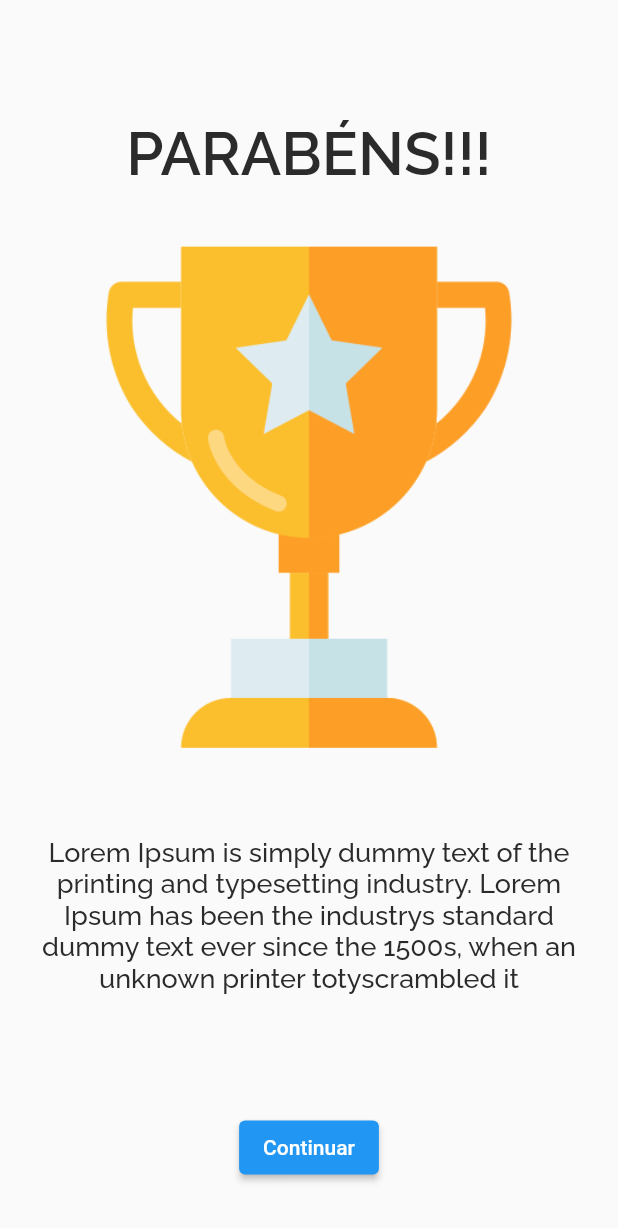
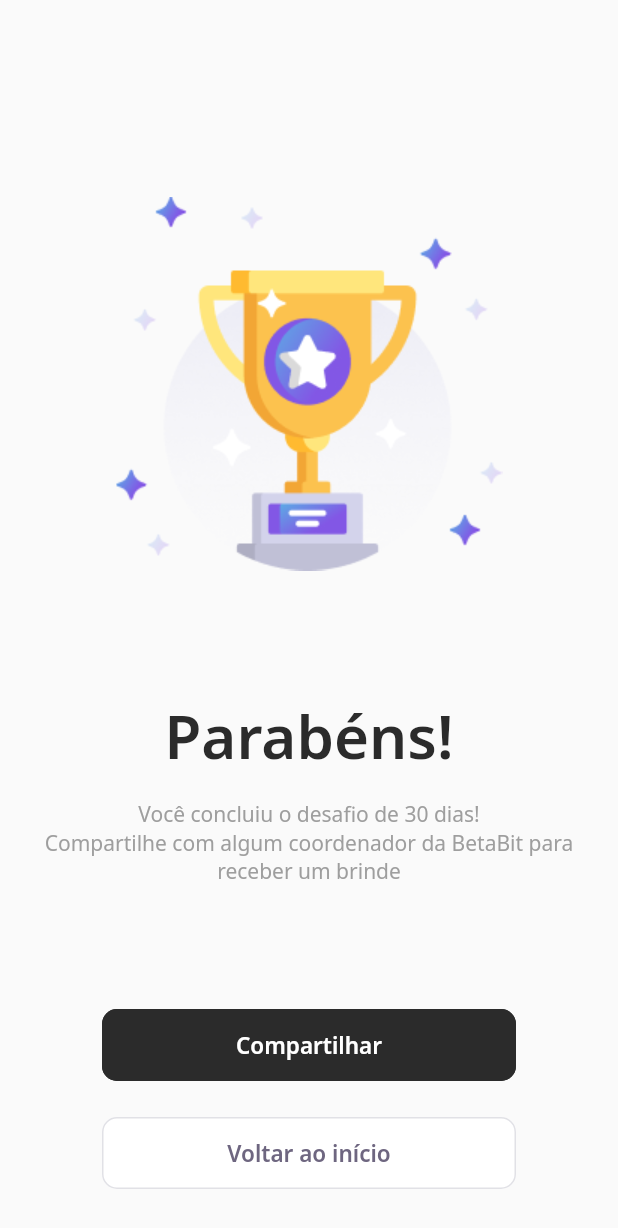
Before and after one commit to thiago1591/Beta_Fit, a Flutter app: the CongratulationPage screen opened directly, on a phone screen of 412 x 824 dp. Shown: the top 1228 px of the screen. Run offline on Flutter 3.47's test engine with Material 2 defaults, Android fonts, the phone set to English and light mode, and no system bars; our stand-ins replace cloud_firestore, firebase_core, firebase_storage, google_fonts, google_sign_in, image_cropper and 3 more; accounts and stored records are empty.

Commit message:
Changing congrats page frontend

```diff
--- a/lib/congratulation/congratulation_page.dart
+++ b/lib/congratulation/congratulation_page.dart
@@ -1,5 +1,8 @@
+import 'package:flutter/material.dart';
+import 'package:share_plus/share_plus.dart';
 import 'package:debate_place_flutter/core/app_text_styles.dart';
-import 'package:flutter/material.dart';
+
+import 'next_button/next_button_widget.dart';
 
 class CongratulationPage extends StatelessWidget {
   const CongratulationPage({Key? key}) : super(key: key);
@@ -8,40 +11,69 @@ class CongratulationPage extends StatelessWidget {
   Widget build(BuildContext context) {
     return Scaffold(
       body: Container(
+        width: double.maxFinite,
+        padding: EdgeInsets.only(top: 100),
         child: Column(
-          mainAxisAlignment: MainAxisAlignment.center,
+          mainAxisAlignment: MainAxisAlignment.spaceAround,
+          crossAxisAlignment: CrossAxisAlignment.center,
           children: [
-            Expanded(child: Text('')),
-            Text(
-              'PARABÉNS!!!',
-              style: AppTextStyles.congratsTitle,
-            ),
+            Image.asset('assets/images/trofeu2.png'),
             Padding(
-              padding: EdgeInsets.all(8),
-              child: Image.asset('assets/images/trofeu.png'),
-            ),
-            SizedBox(
-              height: 20,
-            ),
-            Container(
-              padding: EdgeInsets.symmetric(horizontal: 15),
+              padding: const EdgeInsets.all(20),
               child: Column(
                 children: [
                   Text(
-                    'Lorem Ipsum is simply dummy text of the printing and typesetting industry. Lorem Ipsum has been the industrys standard dummy text ever since the 1500s, when an unknown printer totyscrambled it',
-                    style: AppTextStyles.uploadSubtitle,
+                    "Parabéns!",
+                    style: AppTextStyles.congratsTitle,
+                  ),
+                  SizedBox(
+                    height: 16,
+                  ),
+                  Text(
+                    "Você concluiu o desafio de 30 dias!",
+                    style: AppTextStyles.congratsTxt,
                     textAlign: TextAlign.center,
                   ),
+                  Text(
+                    "Compartilhe com algum coordenador da BetaBit para receber um brinde",
+                    style: AppTextStyles.congratsTxt,
+                    textAlign: TextAlign.center,
+                  )
                 ],
               ),
             ),
-            Expanded(child: Text('')),
-            Padding(
-                padding: const EdgeInsets.only(bottom: 35),
-                child: ElevatedButton(
-                  onPressed: () {},
-                  child: Text('Continuar'),
-                ))
+            Column(
+              children: [
+                Row(
+                  children: [
+                    Expanded(
+                        child: Padding(
+                      padding: const EdgeInsets.symmetric(horizontal: 68),
+                      child: NextButtonWidget.purple(
+                          label: "Compartilhar",
+                          onTap: () {
+                            Share.share(
+                                'BetaFit - O usuário teste acaba de completar 30 imagens enviadas, concluindo o desafio com sucesso!');
+                          }),
+                    )),
+                  ],
+                ),
+                SizedBox(height: 24),
+                Row(
+                  children: [
+                    Expanded(
+                        child: Padding(
+                      padding: const EdgeInsets.symmetric(horizontal: 68),
+                      child: NextButtonWidget.white(
+                          label: "Voltar ao início",
+                          onTap: () {
+                            Navigator.pop(context);
+                          }),
+                    )),
+                  ],
+                ),
+              ],
+            )
           ],
         ),
       ),
--- /dev/null
+++ b/lib/congratulation/next_button/next_button_widget.dart
@@ -0,0 +1,71 @@
+import 'package:debate_place_flutter/core/core.dart';
+import 'package:debate_place_flutter/core/app_colors.dart';
+import 'package:flutter/material.dart';
+import 'package:google_fonts/google_fonts.dart';
+
+class NextButtonWidget extends StatelessWidget {
+  final String label;
+  final Color backgroundColor;
+  final Color fontColor;
+  final Color borderColor;
+  final VoidCallback onTap;
+  NextButtonWidget({
+    required this.label,
+    required this.backgroundColor,
+    required this.fontColor,
+    required this.borderColor,
+    required this.onTap,
+  });
+
+  NextButtonWidget.green({
+    required String label,
+    required VoidCallback onTap,
+  })   : this.backgroundColor = AppColors.darkGreen,
+        this.fontColor = AppColors.white,
+        this.borderColor = AppColors.green,
+        this.onTap = onTap,
+        this.label = label;
+
+  NextButtonWidget.purple({
+    required String label,
+    required VoidCallback onTap,
+  })   : this.backgroundColor = AppColors.black,
+        this.fontColor = AppColors.white,
+        this.borderColor = AppColors.black,
+        this.onTap = onTap,
+        this.label = label;
+
+  NextButtonWidget.white({required String label, required VoidCallback onTap})
+      : this.backgroundColor = AppColors.white,
+        this.fontColor = AppColors.grey,
+        this.borderColor = AppColors.border,
+        this.onTap = onTap,
+        this.label = label;
+
+  @override
+  Widget build(BuildContext context) {
+    return Container(
+      height: 48,
+      child: TextButton(
+        style: ButtonStyle(
+            backgroundColor: MaterialStateProperty.all(
+              backgroundColor,
+            ),
+            shape: MaterialStateProperty.all(RoundedRectangleBorder(
+                borderRadius: BorderRadius.circular(10))),
+            side: MaterialStateProperty.all(BorderSide(
+              color: borderColor,
+            ))),
+        onPressed: onTap,
+        child: Text(
+          label,
+          style: GoogleFonts.notoSans(
+            fontWeight: FontWeight.w600,
+            fontSize: 15,
+            color: fontColor,
+          ),
+        ),
+      ),
+    );
+  }
+}
--- a/lib/core/app_colors.dart
+++ b/lib/core/app_colors.dart
@@ -2,9 +2,13 @@ import 'package:flutter/material.dart';
 
 class AppColors {
   static final Color black = Color(0xFF2B2B2B);
+  static final Color white = Color(0xFFFFFFFF);
   static final Color gray = Color(0xFF808080);
   static final Color green = Color(0xFF00C700);
   static final Color chartSecondary = Color(0xFFE1E6E3);
   static final Color chartPrimary = darkGreen;
   static final Color darkGreen = Color(0xFF04D361);
+  static final Color purple = Color(0xFF8257E5);
+  static final Color grey = Color(0xFF6E6680);
+  static final Color border = Color(0xFFE1E1E6);
 }
--- a/lib/core/app_text_styles.dart
+++ b/lib/core/app_text_styles.dart
@@ -95,12 +95,6 @@ class AppTextStyles {
     fontWeight: FontWeight.w400,
   );
 
-  static final TextStyle congratsTitle = GoogleFonts.raleway(
-    color: AppColors.black,
-    fontSize: 40,
-    fontWeight: FontWeight.w600,
-  );
-
   static final TextStyle rankingTitle = GoogleFonts.raleway(
     color: AppColors.black,
     fontSize: 32,
@@ -125,6 +119,18 @@ class AppTextStyles {
     fontWeight: FontWeight.w400,
   );
 
+  static final TextStyle congratsTitle = GoogleFonts.notoSans(
+    color: AppColors.black,
+    fontSize: 40,
+    fontWeight: FontWeight.w600,
+  );
+
+   static final TextStyle congratsTxt = GoogleFonts.notoSans(
+    color: Colors.grey,
+    fontSize: 14,
+    fontWeight: FontWeight.normal,
+  );
+
 
 
 }
--- a/lib/login/login_controller.dart
+++ b/lib/login/login_controller.dart
@@ -23,6 +23,7 @@ class LoginController {
         firstName: firstName,
         profileImage: response.photoUrl,
         imagesQtt: 0,
+        congratsReceived: false,
       );
       authController.setUser(context, user);
       setUserCloud(user);
--- a/lib/shared/cloud_firestore/usersController.dart
+++ b/lib/shared/cloud_firestore/usersController.dart
@@ -36,6 +36,8 @@ class UsersController {
 
     snapshotData.asMap().forEach((index, element) {
       final user = UserModel(
+        id: snapshotData[index].get('id'),
+        congratsReceived: snapshotData[index].get('congratsReceived'),
         name: snapshotData[index].get('name'),
         firstName: Services().getFirstName(snapshotData[index].get('name')),
         profileImage: snapshotData[index].get('profileImage'),
--- a/lib/upload_image/widgets/preview_image_widget.dart
+++ b/lib/upload_image/widgets/preview_image_widget.dart
@@ -74,8 +74,8 @@ class _PreviewImageWidgetState extends State<PreviewImageWidget> {
     return Padding(
       padding: const EdgeInsets.only(bottom: 35),
       child: FloatingActionButton(
-        //onPressed: () {print(widget.user);},
-          onPressed: _selectPhoto,
+        onPressed: () {print(widget.user.id);},
+          //onPressed: _selectPhoto,
           backgroundColor: AppColors.black,
           child: Icon(Icons.add)),
     );
--- a/pubspec.yaml
+++ b/pubspec.yaml
@@ -21,6 +21,7 @@ dependencies:
   firebase_storage: ^10.0.1
   firebase_storage_web: ^3.0.0
   transparent_image: ^2.0.0
+  share_plus: ^2.1.4
 
 
 dev_dependencies:
```
Also changed, not shown: lib/home/home_page.dart (+12 -8 lines), lib/shared/cloud_firestore/imagesController.dart (+9 -8 lines), lib/shared/models/user_model.dart (+18 -3 lines), assets/images/trofeu2.png (added), pubspec.lock.
